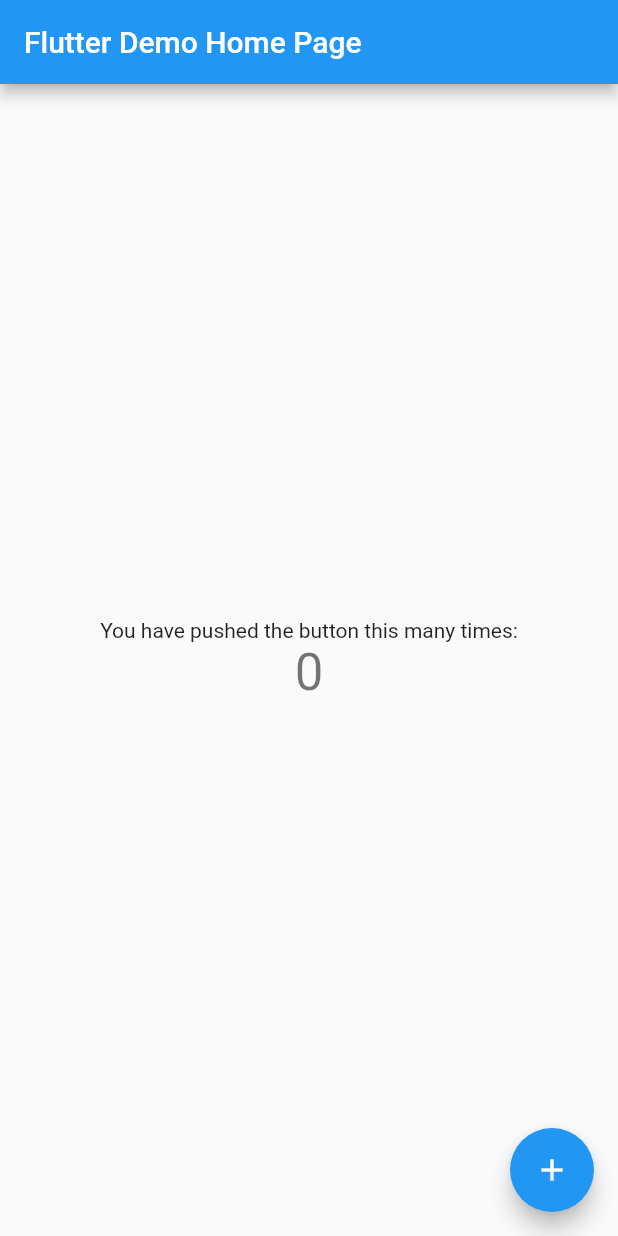
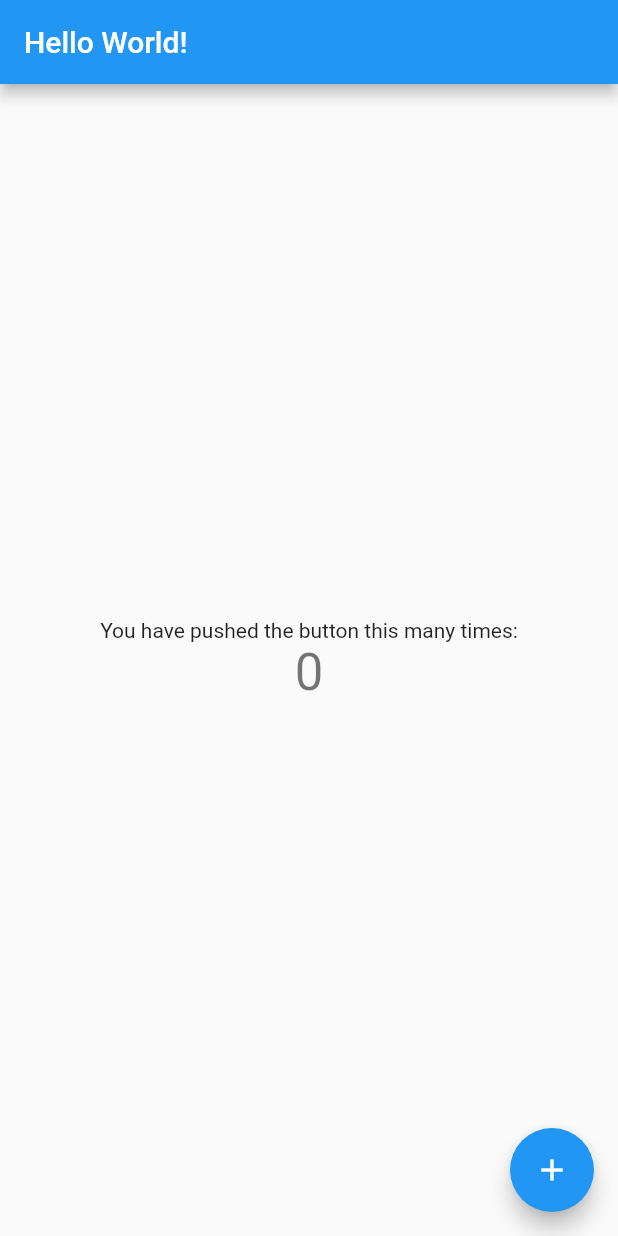
Before and after one commit to Pertempto/Lists, a Flutter app: the screen it shows after launch, on a phone screen of 412 x 824 dp. Run offline on Flutter 3.47's test engine with Material 2 defaults, Android fonts, the phone set to English and light mode, and no system bars.

Commit message:
Change title to hello world.

```diff
--- a/lib/main.dart
+++ b/lib/main.dart
@@ -73,7 +73,7 @@ class _MyHomePageState extends State<MyHomePage> {
       appBar: AppBar(
         // Here we take the value from the MyHomePage object that was created by
         // the App.build method, and use it to set our appbar title.
-        title: Text(widget.title),
+        title: Text('Hello World!'),
       ),
       body: Center(
         // Center is a layout widget. It takes a single child and positions it
```
